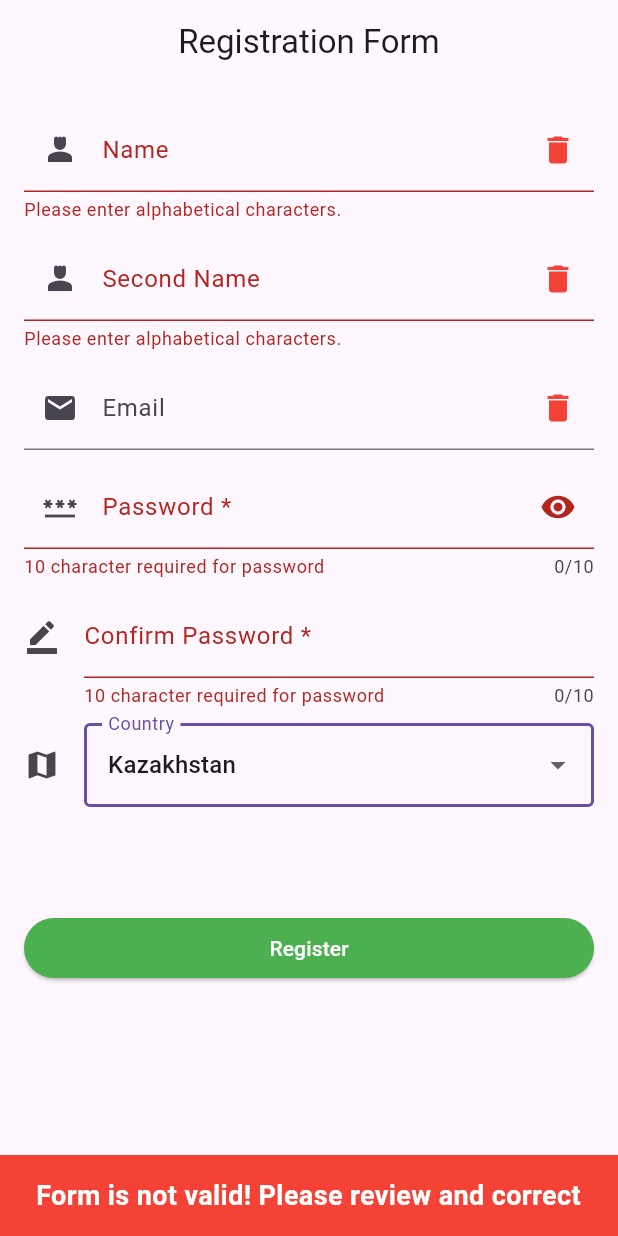
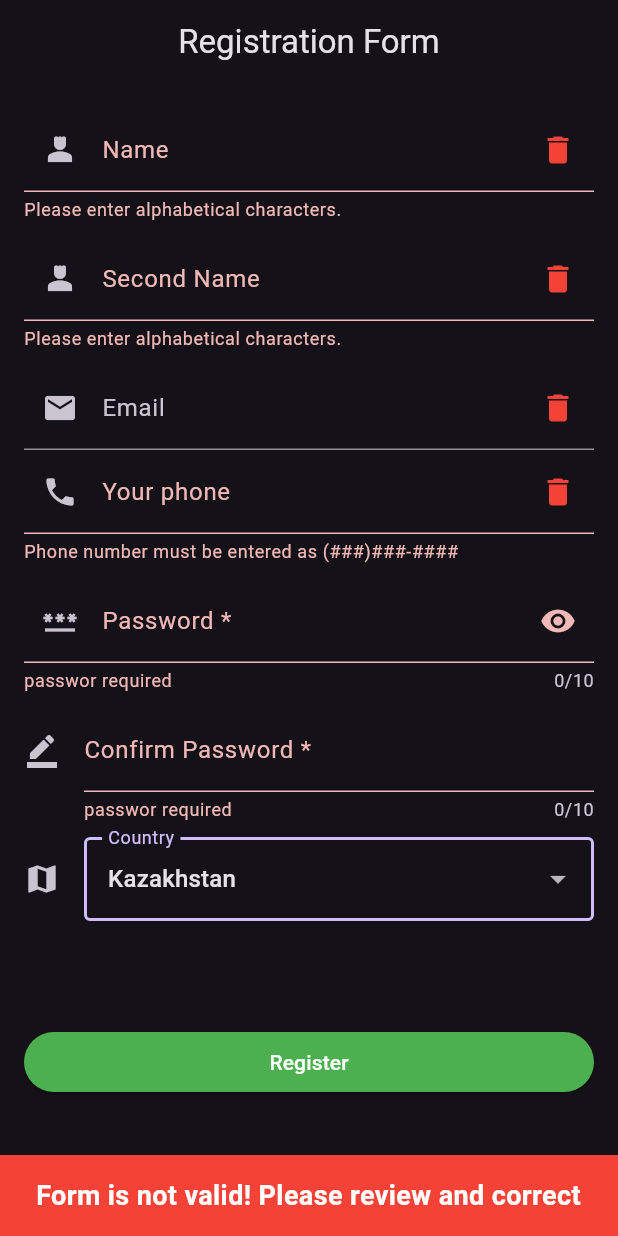
Before and after one commit to Asteorid/srsp4, a Flutter app: the screen it shows after launch, after a tap on "Kazakhstan", after a tap on "Register", on a phone screen of 412 x 824 dp. Run offline on Flutter 3.47's test engine with Material 3 defaults, Android fonts, the phone set to English and light mode, and no system bars.

Commit message:
change a lot

```diff
--- a/lib/main.dart
+++ b/lib/main.dart
@@ -14,9 +14,7 @@ class MyApp extends StatelessWidget {
     return MaterialApp(
       debugShowCheckedModeBanner: false,
       title: 'Registration Form',
-      theme: ThemeData(
-        primarySwatch: Colors.blue,
-      ),
+      theme: ThemeData.dark(),
       home: const RegisterFormPage(),
     );
   }
--- a/lib/model/user.dart
+++ b/lib/model/user.dart
@@ -2,5 +2,6 @@ class User {
   late String name;
   late String secondName;
   late String email;
+  late String phone;
   late String country;
 }
--- a/lib/pages/register_form_page.dart
+++ b/lib/pages/register_form_page.dart
@@ -1,4 +1,5 @@
 import 'package:flutter/material.dart';
+import 'package:flutter/services.dart';
 import 'package:srsp4/model/user.dart';
 import 'user_info.dart';
 import 'dart:developer';
@@ -20,12 +21,14 @@ class _RegisterFormPage extends State<RegisterFormPage> {
   final _nameFocus = FocusNode();
   final _secondNameFocus = FocusNode();
   final _emailFocus = FocusNode();
+  final _phoneFocus = FocusNode();
   final _passwordFocus = FocusNode();
   final _confirmPasswordFocus = FocusNode();
 
   final _nameController = TextEditingController();
   final _secondNameController = TextEditingController();
   final _emailController = TextEditingController();
+  final _phoneController = TextEditingController();
   final _passwordController = TextEditingController();
   final _confirmPasswordController = TextEditingController();
   final List<String> _countries = [
@@ -125,6 +128,36 @@ class _RegisterFormPage extends State<RegisterFormPage> {
               keyboardType: TextInputType.emailAddress,
               onSaved: (newValue) => newUser.email = newValue!,
             ),
+            TextFormField(
+              focusNode: _phoneFocus,
+              onFieldSubmitted: (_) {
+                _fieldFocusChange(context, _phoneFocus, _passwordFocus);
+              },
+              controller: _phoneController,
+              decoration: InputDecoration(
+                labelText: 'Your phone',
+                hintText: '(###)###-####',
+                prefixIcon: Icon(Icons.phone),
+                suffixIcon: GestureDetector(
+                  onLongPress: () {
+                    _phoneController.clear();
+                  },
+                  child: Icon(
+                    Icons.delete,
+                    color: Colors.red,
+                  ),
+                ),
+              ),
+              keyboardType: TextInputType.phone,
+              inputFormatters: [
+                FilteringTextInputFormatter(RegExp(r'^[()\d -]{1,15}$'),
+                    allow: true)
+              ],
+              validator: (value) => validatePhoneNumber(value!)
+                  ? null
+                  : 'Phone number must be entered as (###)###-####',
+              onSaved: (newValue) => newUser.phone = newValue!,
+            ),
             SizedBox(height: 10),
             TextFormField(
               focusNode: _passwordFocus,
@@ -133,6 +166,8 @@ class _RegisterFormPage extends State<RegisterFormPage> {
               decoration: InputDecoration(
                 labelText: 'Password *',
                 hintText: 'Create password',
+                helperText:
+                    'one digit, The first letter of the password must be capitalized',
                 prefixIcon: Icon(Icons.password),
                 suffixIcon: IconButton(
                   icon:
@@ -247,14 +282,27 @@ class _RegisterFormPage extends State<RegisterFormPage> {
     }
   }
 
+  bool validatePhoneNumber(String input) {
+    final phoneExp = RegExp(r'^\(\d\d\d\)\d\d\d\-\d\d\d\d$');
+    return phoneExp.hasMatch(input);
+  }
+
   String? validatePassword(String? value) {
-    if (_passwordController.text.length != 10) {
-      return '10 character required for password';
-    } else if (_confirmPasswordController.text != _passwordController.text) {
-      return 'Password doesnt match';
+    if (value == null || value.isEmpty) {
+      return 'passwor required';
     } else {
-      return null;
+      String password = value;
+      if (password.length != 10) {
+        return 'Password length must be 10 characters';
+      } else if (!RegExp(r'\d').hasMatch(password)) {
+        return 'The password must retain at least one digit';
+      } else if (!RegExp(r'[A-Z]').hasMatch(password.substring(0, 1))) {
+        return 'The first letter of the password must be capitalized';
+      } else if (_confirmPasswordController.text != password) {
+        return 'Password doesnt match';
+      }
     }
+    return null;
   }
 
   void _showMessage({required String message}) {
--- a/lib/pages/user_info.dart
+++ b/lib/pages/user_info.dart
@@ -33,7 +33,10 @@ class UserInfoPage extends StatelessWidget {
                 userInfo.secondName,
                 style: TextStyle(fontWeight: FontWeight.w400),
               ),
-              leading: Icon(Icons.person_4),
+              leading: Icon(
+                Icons.person_4,
+                color: Colors.black,
+              ),
             ),
             SizedBox(height: 10),
             ListTile(
@@ -43,6 +46,16 @@ class UserInfoPage extends StatelessWidget {
               ),
               leading: Icon(
                 Icons.email,
+                color: Colors.black,
+              ),
+            ),
+            ListTile(
+              title: Text(
+                userInfo.phone,
+                style: TextStyle(fontWeight: FontWeight.w400),
+              ),
+              leading: Icon(
+                Icons.phone,
                 color: Colors.black,
               ),
             ),
```
